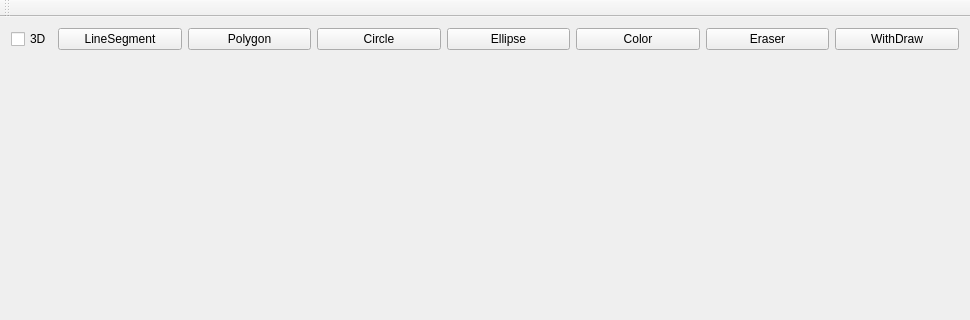
TamakiRinko/Painter, file mainwindow.ui: the form before one commit; both pictures show x 0 to 970 and y 0 to 320 of the 970 by 727 pixel window.
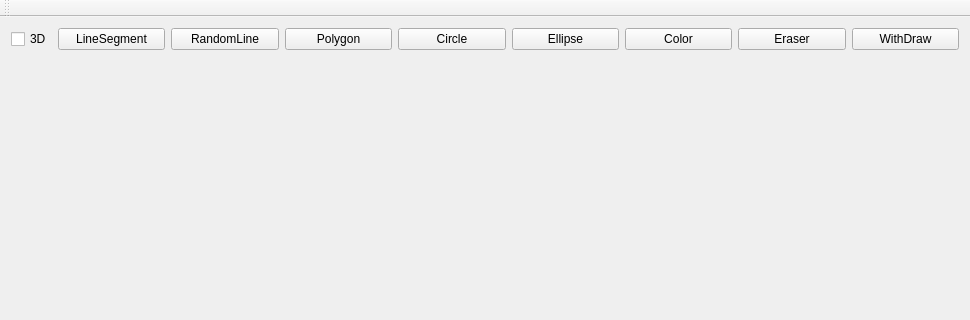
The form after the commit.

The edit to the form file:
```diff
--- a/mainwindow.ui
+++ b/mainwindow.ui
@@ -127,7 +127,7 @@
      <layout class="QVBoxLayout" name="Canvas"/>
     </item>
     <item row="0" column="0" colspan="2">
-     <layout class="QHBoxLayout" name="horizontalLayout_3" stretch="1,10,10,10,10,10,10,10">
+     <layout class="QHBoxLayout" name="horizontalLayout_3" stretch="1,10,10,10,10,10,10,10,10">
       <item>
        <widget class="QCheckBox" name="PaintModeCheckBox">
         <property name="text">
@@ -142,6 +142,13 @@
         </property>
        </widget>
       </item>
+      <item>
+       <widget class="QPushButton" name="RandomLineButton">
+        <property name="text">
+         <string>RandomLine</string>
+        </property>
+       </widget>
+      </item>
       <item>
        <widget class="QPushButton" name="PolygonButton">
         <property name="text">
```
